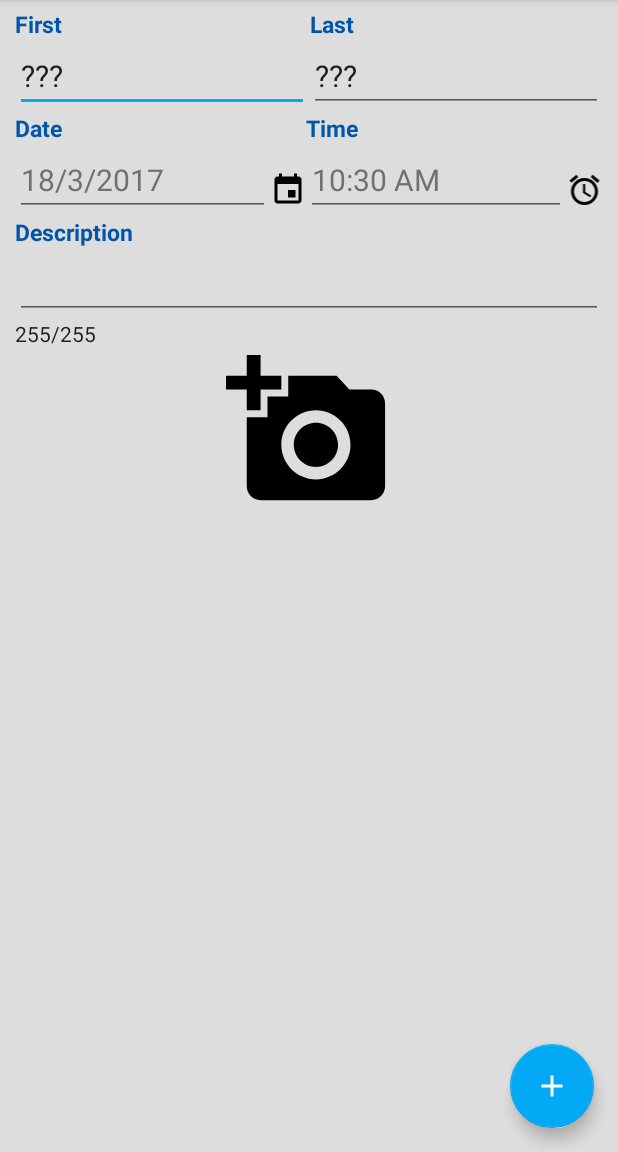
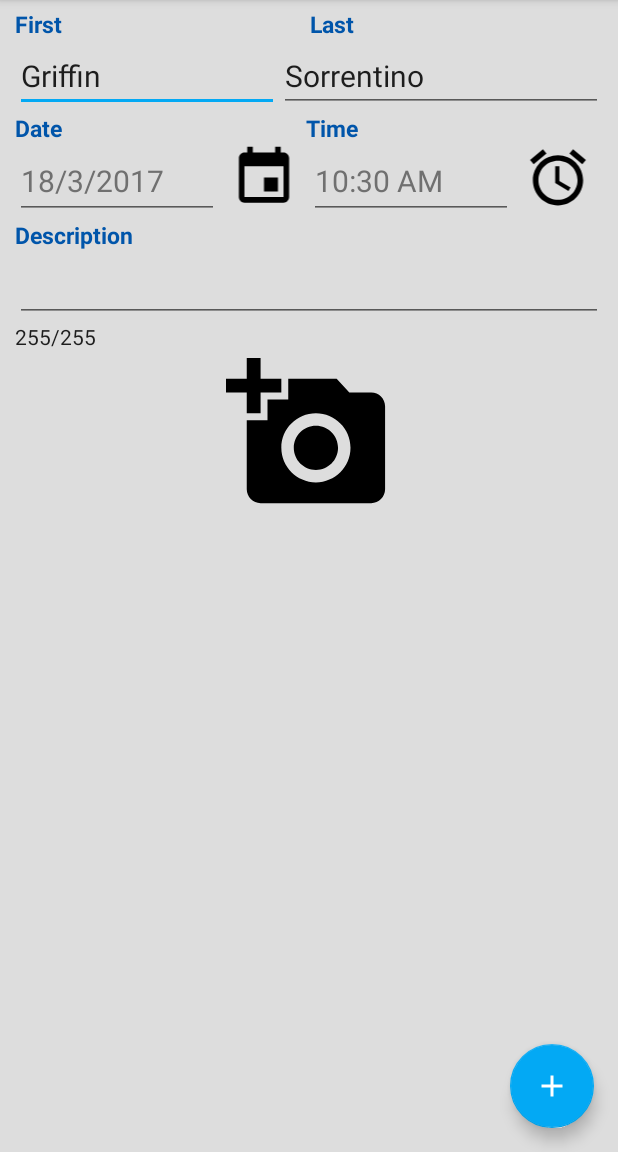
Before and after one commit to SorrGrif/FleetInsurance, an Android app: the screen it shows after launch (MainActivity), on a phone screen of 412 x 824 dp, the part 84-1236 px from its top. Run offline under Robolectric (Android 15) with nearby library versions, the light colour scheme and no system bars.

Commit message:
fixed permission issues when opening the camera, resized the images on the page, camera working

```diff
--- a/FleetInsurance/app/src/main/AndroidManifest.xml
+++ b/FleetInsurance/app/src/main/AndroidManifest.xml
@@ -1,7 +1,11 @@
 <?xml version="1.0" encoding="utf-8"?>
 <manifest xmlns:android="http://schemas.android.com/apk/res/android"
     package="faucher.paul.fleetinsurance">
-
+    <uses-permission android:name="android.permission.camera" android:required="true"/>
+    <uses-permission android:name="android.permission.READ_EXTERNAL_STORAGE"/>
+    <uses-permission android:name="android.permission.WRITE_EXTERNAL_STORAGE"/>
+    <uses-permission android:name="android.permission.CAMERA"/>
+    <uses-feature android:name="android.hardware.camera" />
     <application
         android:allowBackup="true"
         android:icon="@mipmap/ic_launcher"
--- a/FleetInsurance/app/src/main/java/faucher/paul/fleetinsurance/ClaimCreator.java
+++ b/FleetInsurance/app/src/main/java/faucher/paul/fleetinsurance/ClaimCreator.java
@@ -1,11 +1,18 @@
 package faucher.paul.fleetinsurance;
 
+import android.Manifest;
 import android.app.DatePickerDialog;
 import android.app.TimePickerDialog;
 import android.content.Context;
+import android.content.Intent;
+import android.content.pm.PackageManager;
 import android.net.Uri;
 import android.os.Bundle;
+import android.os.Environment;
+import android.provider.MediaStore;
+import android.support.v4.app.ActivityCompat;
 import android.support.v4.app.Fragment;
+import android.support.v4.content.ContextCompat;
 import android.support.v4.widget.TextViewCompat;
 import android.view.LayoutInflater;
 import android.view.View;
@@ -17,7 +24,11 @@ import android.widget.TextView;
 import android.widget.TimePicker;
 import android.widget.Toast;
 
+import java.io.File;
+import java.io.IOException;
+import java.text.SimpleDateFormat;
 import java.util.Calendar;
+import java.util.Date;
 
 
 /**
@@ -37,14 +48,15 @@ public class ClaimCreator extends Fragment {
     // TODO: Rename and change types of parameters
     private String mParam1;
     private String mParam2;
-    EditText date;
-    EditText time;
-    EditText firstName;
-    EditText lastName;
-    EditText description;
-    ImageView dateButton;
-    ImageView timeButton;
-    ImageView cameraButton;
+    private String imageLocation;
+    private EditText date;
+    private EditText time;
+    private EditText firstName;
+    private EditText lastName;
+    private EditText description;
+    private ImageView dateButton;
+    private ImageView timeButton;
+    private ImageView cameraButton;
 
 
     private OnFragmentInteractionListener mListener;
@@ -83,6 +95,8 @@ public class ClaimCreator extends Fragment {
     @Override
     public View onCreateView(LayoutInflater inflater, ViewGroup container,
                              Bundle savedInstanceState) {
+
+
         // Inflate the layout for this fragment
         View view = inflater.inflate(R.layout.fragment_claim_creation, container, false);
 
@@ -97,6 +111,7 @@ public class ClaimCreator extends Fragment {
         cameraButton = (ImageView) view.findViewById(R.id.CameraButton);
         //this calendar is used to get the current time and day
         final Calendar calendar = Calendar.getInstance();
+
 
         //when the layout first loads set the text of the date field to the current date
         date.setText(calendar.get(Calendar.DAY_OF_MONTH) + "/" + calendar.get(Calendar.MONTH) + "/" + calendar.get(Calendar.YEAR));
@@ -164,6 +179,69 @@ public class ClaimCreator extends Fragment {
         });
 
 
+
+        cameraButton.setOnClickListener(new View.OnClickListener()
+        {
+
+            @Override
+            public void onClick(View v)
+            {
+                boolean hasPermission = true;
+                //these if statements are required to ask for required permsision to read write and use the camera
+                //this one is for the write external storage permission
+                if (ContextCompat.checkSelfPermission(getActivity(), Manifest.permission.WRITE_EXTERNAL_STORAGE) != PackageManager.PERMISSION_GRANTED)
+                {
+                    hasPermission = false;
+                    ActivityCompat.requestPermissions(getActivity(), new String[]{Manifest.permission.WRITE_EXTERNAL_STORAGE}, 0);
+                }
+
+                //this one is for the read external storage permission
+                if (ContextCompat.checkSelfPermission(getActivity(), Manifest.permission.READ_EXTERNAL_STORAGE) != PackageManager.PERMISSION_GRANTED)
+                {
+                    hasPermission = false;
+                    ActivityCompat.requestPermissions(getActivity(), new String[]{Manifest.permission.READ_EXTERNAL_STORAGE}, 0);
+                }
+
+                //this one is for the camera permission
+                if (ContextCompat.checkSelfPermission(getActivity(), Manifest.permission.CAMERA) != PackageManager.PERMISSION_GRANTED)
+                {
+                    hasPermission = false;
+                    ActivityCompat.requestPermissions(getActivity(), new String[]{Manifest.permission.CAMERA}, 0);
+                }
+
+                if(hasPermission)
+                {
+                    //create a new file object named picture which will hold the picture that is taken
+                    File picture = null;
+
+                    try
+                    {
+                        //init picture object with the create image method
+                        picture = createImage();
+                    } catch (IOException e)
+                    {
+                        //if theres an error print it to the console
+                        e.printStackTrace();
+                    }
+
+                    //create a new intent which will be used to store the image
+                    Intent intent = new Intent();
+                    intent.setAction(MediaStore.ACTION_IMAGE_CAPTURE);
+                    intent.putExtra(MediaStore.EXTRA_OUTPUT, Uri.fromFile(picture));
+                    if (intent.resolveActivity(getActivity().getPackageManager()) != null)
+                    {
+                        startActivityForResult(intent, 1);
+                    }
+                }
+
+            }
+        });
+
+        //this will be replaced later with the account object
+        firstName.setText("Griffin");
+        lastName.setText("Sorrentino");
+
+
         return view;
     }
 
@@ -198,6 +276,28 @@ public class ClaimCreator extends Fragment {
 
         //return the converted time in hour:minute AM||PM format
         return hour + ":" + minute + " " + hourState;
+    }
+
+    /**
+     * This method is used to capture and create a new image
+     * @return picture
+     * @throws IOException
+     */
+    File createImage() throws IOException{
+        //Create a timestamp to help create a collision free name
+        String timeStamp = new SimpleDateFormat("yyyyMMdd_HHss").format(new Date());
+        //Create the name of the image
+        String fileName = "claim_" + timeStamp;
+
+        //Grab the directory we want to save the image
+        File directory = Environment.getExternalStoragePublicDirectory(Environment.DIRECTORY_PICTURES);
+        //Create the image in that directory
+        File picture = File.createTempFile(fileName, ".jpg", directory);
+
+        //Save the location of the image
+        imageLocation = picture.getAbsolutePath();
+
+        return picture;
     }
 
     // TODO: Rename method, update argument and hook method into UI event
--- a/FleetInsurance/app/src/main/res/layout/fragment_claim_creation.xml
+++ b/FleetInsurance/app/src/main/res/layout/fragment_claim_creation.xml
@@ -95,43 +95,44 @@
         android:orientation="horizontal"
         android:layout_width="match_parent"
         android:layout_height="wrap_content">
+
         <EditText
-            android:layout_width="wrap_content"
-            android:layout_height="wrap_content"
             android:id="@+id/DateValue"
+            android:layout_width="@dimen/EditTextWidth"
+            android:layout_height="@dimen/EditTextHeight"
+            android:layout_weight="1"
             android:hint="@string/SelectDateHint"
-            android:textSize="@dimen/TextSize"
+            android:text="@string/PlaceHolder"
             android:textColor="@color/placeholderFontColor"
-            android:text="@string/PlaceHolder"
-            android:layout_weight="1" />
+            android:textSize="@dimen/TextSize" />
 
         <ImageView
+            android:id="@+id/CalendarButton"
             android:layout_width="wrap_content"
-            android:layout_height="wrap_content"
-            android:id="@+id/CalendarButton"
-            app:srcCompat="@drawable/ic_insert_invitation_black_24dp"
+            android:layout_height="@dimen/ButtonImageHeight"
+            android:layout_gravity="bottom"
             android:layout_weight="1"
-            android:layout_gravity="bottom"
-            android:paddingBottom="5dp" />
+            android:paddingBottom="5dp"
+            app:srcCompat="@drawable/ic_insert_invitation_black_24dp" />
 
         <EditText
-            android:layout_width="wrap_content"
-            android:layout_height="wrap_content"
             android:id="@+id/TimeValue"
+            android:layout_width="@dimen/EditTextWidth"
+            android:layout_height="@dimen/EditTextHeight"
+            android:layout_weight="1"
             android:hint="@string/SelectTimeHint"
-            android:textSize="@dimen/TextSize"
             android:text="@string/PlaceHolder"
             android:textColor="@color/placeholderFontColor"
-            android:layout_weight="1" />
+            android:textSize="@dimen/TextSize" />
 
         <ImageView
+            android:id="@+id/ClockButton"
             android:layout_width="wrap_content"
-            android:layout_height="wrap_content"
-            android:id="@+id/ClockButton"
-            app:srcCompat="@drawable/ic_alarm_black_24dp"
+            android:layout_height="@dimen/ButtonImageHeight"
+            android:layout_gravity="bottom"
             android:layout_weight="1"
-            android:layout_gravity="bottom"
-            android:paddingBottom="5dp" />
+            android:paddingBottom="5dp"
+            app:srcCompat="@drawable/ic_alarm_black_24dp" />
 
     </LinearLayout>
 
--- a/FleetInsurance/app/src/main/res/values/dimens.xml
+++ b/FleetInsurance/app/src/main/res/values/dimens.xml
@@ -8,4 +8,7 @@
     <dimen name="fab_margin">16dp</dimen>
     <dimen name="TitleTextSize">15sp</dimen>
     <dimen name="TextSize">20sp</dimen>
+    <dimen name="EditTextWidth">100dp</dimen>
+    <dimen name="EditTextHeight">50dp</dimen>
+    <dimen name="ButtonImageHeight">50dp</dimen>
 </resources>
--- a/FleetInsurance/build.gradle
+++ b/FleetInsurance/build.gradle
@@ -5,7 +5,7 @@ buildscript {
         jcenter()
     }
     dependencies {
-        classpath 'com.android.tools.build:gradle:2.2.3'
+        classpath 'com.android.tools.build:gradle:2.3.1'
 
         // NOTE: Do not place your application dependencies here; they belong
         // in the individual module build.gradle files
```
Also changed, not shown: FleetInsurance/gradle/wrapper/gradle-wrapper.properties.
